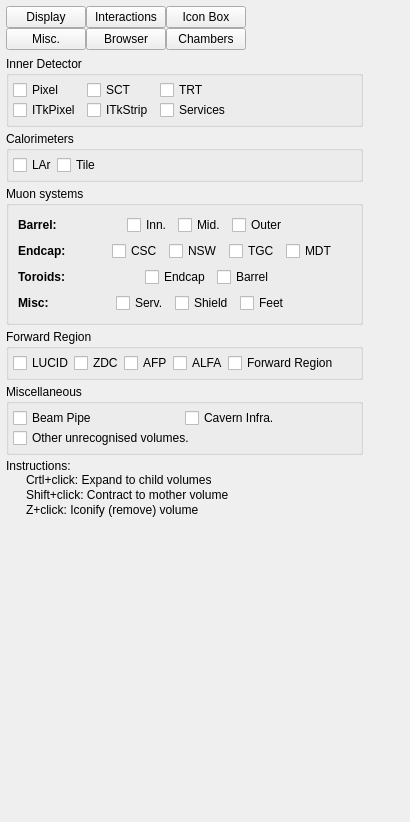
The window that graphics/VP1/VP1Systems/VP1GeometrySystems/src/geometrysystemcontroller.ui (ATLAS-experiment/athena) describes before a commit, drawn with Qt 5.
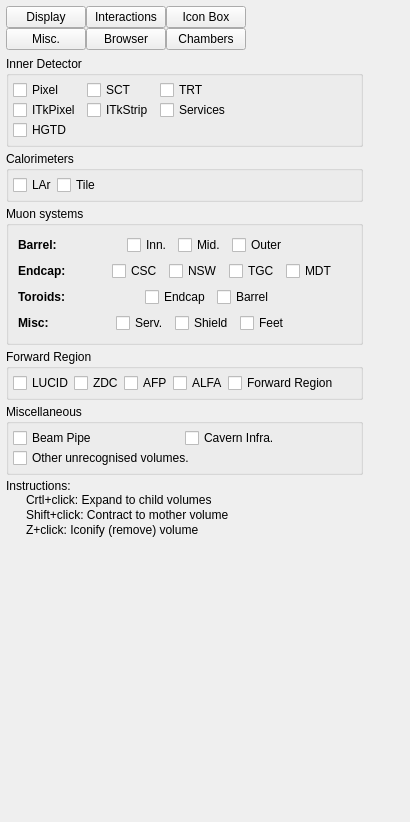
The same window after the commit.

Commit message:
Adding HGTD to VP1
Adding HGTD to VP1

What changed in the file:
```diff
--- a/graphics/VP1/VP1Systems/VP1GeometrySystems/src/geometrysystemcontroller.ui
+++ b/graphics/VP1/VP1Systems/VP1GeometrySystems/src/geometrysystemcontroller.ui
@@ -238,6 +238,13 @@
               </property>
              </widget>
             </item>
+            <item row="2" column="0">
+             <widget class="QCheckBox" name="checkBox_HGTD">
+              <property name="text">
+               <string>HGTD</string>
+              </property>
+             </widget>
+            </item>
            </layout>
           </item>
           <item>
```
The commit also changes 12 other files.
